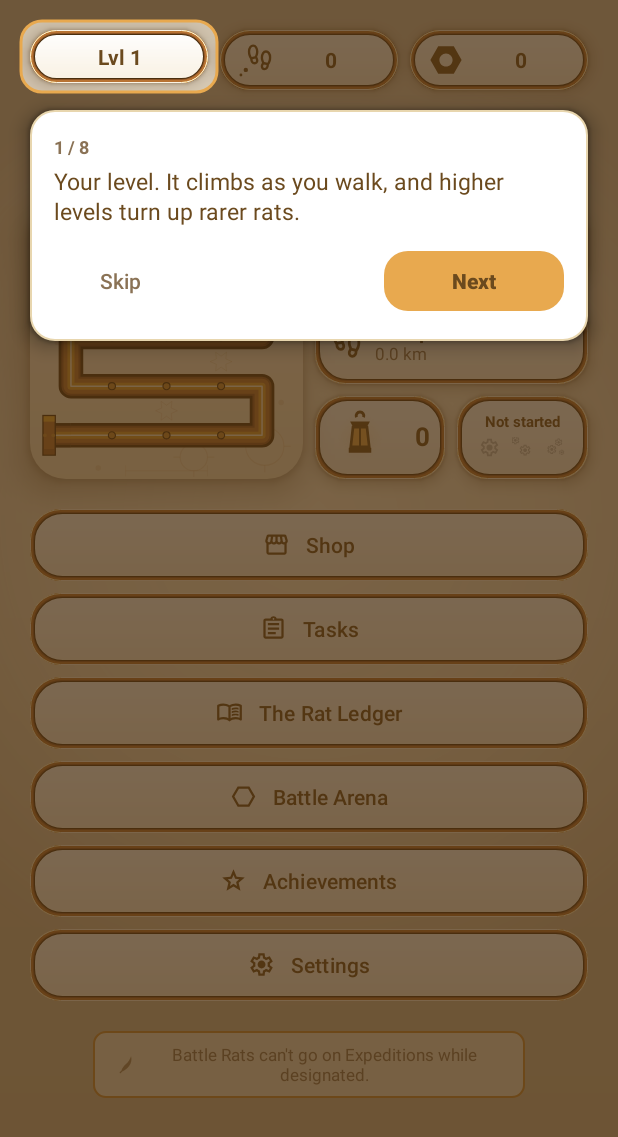
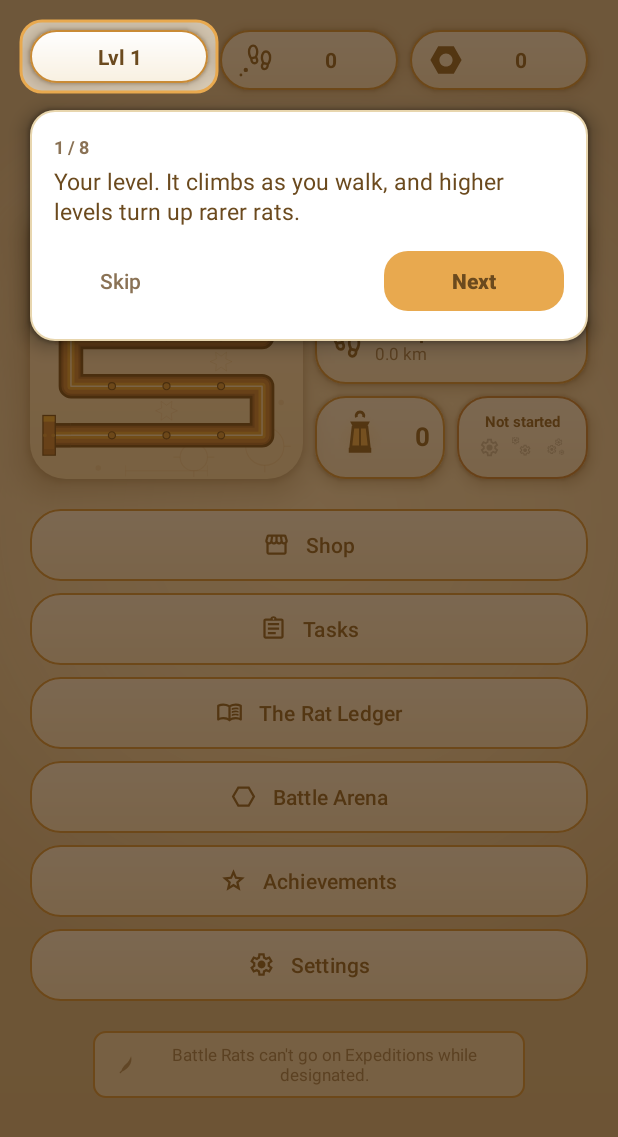
Before and after one commit to jmatts94-gif/RatKingRecon, an Android app: the MainActivity screen opened directly, with no data from a screen before it, on a phone screen of 412 x 824 dp. Shown: the top 1137 px of the screen. Run offline under Robolectric (Android 15) with nearby library versions, the light colour scheme and no system bars.

Commit message:
Revert "Give the home-screen tiles a real brass-pipe rim"
This reverts commit 8011b30e00691e7db1b5b8ae8ebf7a094fce631d.

```diff
--- a/app/src/main/res/drawable-night/bg_pill_arena.xml
+++ b/app/src/main/res/drawable-night/bg_pill_arena.xml
@@ -4,56 +4,17 @@
   which this mirrors for the same reason: the light version's end stop is a
   literal near-white hex that would otherwise fade this tile from card_white's
   dark value into a stray light patch at the bottom - panel_shade instead of
-  app_bg_end for the same reason that file uses it too. The brass-pipe rim
-  above that fill is copied verbatim from bg_pill_tan.xml's own night
-  version, for the same reason the light bg_pill_arena.xml gives.
+  app_bg_end for the same reason that file uses it too.
 -->
-<layer-list xmlns:android="http://schemas.android.com/apk/res/android">
-
-    <item>
-        <shape android:shape="rectangle">
+<shape xmlns:android="http://schemas.android.com/apk/res/android"
+    android:shape="rectangle">
     <gradient
         android:angle="270"
         android:startColor="@color/card_white"
         android:endColor="@color/panel_shade"
         android:type="linear" />
+    <stroke
+        android:width="1dp"
+        android:color="@color/copper" />
     <corners android:radius="20dp" />
 </shape>
-    </item>
-
-    <item>
-        <shape android:shape="rectangle">
-            <stroke android:width="3.4dp" android:color="@color/shadow_warm" />
-            <corners android:radius="20dp" />
-        </shape>
-    </item>
-
-    <item>
-        <shape android:shape="rectangle">
-            <stroke android:width="2.6dp" android:color="@color/copper_shadow" />
-            <corners android:radius="20dp" />
-        </shape>
-    </item>
-
-    <item>
-        <shape android:shape="rectangle">
-            <stroke android:width="1.8dp" android:color="@color/copper" />
-            <corners android:radius="20dp" />
-        </shape>
-    </item>
-
-    <item>
-        <shape android:shape="rectangle">
-            <stroke android:width="0.9dp" android:color="@color/brass_bright" />
-            <corners android:radius="20dp" />
-        </shape>
-    </item>
-
-    <item>
-        <shape android:shape="rectangle">
-            <stroke android:width="0.5dp" android:color="@color/cream" />
-            <corners android:radius="20dp" />
-        </shape>
-    </item>
-
-</layer-list>
--- a/app/src/main/res/drawable-night/bg_pill_tan.xml
+++ b/app/src/main/res/drawable-night/bg_pill_tan.xml
@@ -11,60 +11,21 @@
   percent off card_white in the same direction the light version's own stop
   is, just darker rather than lighter - and, unlike app_bg_end, not close
   enough to the page itself to undercut the pill's own contrast against it.
-  That is the only layer this file needs of its own - every ring above it is
-  copied verbatim from the light version, since shadow_warm is already
-  themed and copper/copper_shadow/brass_bright/cream deliberately are not
-  (see values-night/colors.xml's own comment on that). See the light
-  version's own comment for what the rings are and why they exist at all -
-  a small brass pipe's own cross-section traced around the tile, the same
-  five-tone recipe hatch_tunnel.xml renders its actual pipe with.
+
+  The stroke follows the light version's own brass-not-neutral swap too -
+  amber rather than card_border, at the same 1.5dp - so a pill reads as
+  trimmed in brass in both themes rather than only once the player turns
+  Dark Steampunk on.
 -->
-<layer-list xmlns:android="http://schemas.android.com/apk/res/android">
-
-    <item>
-        <shape android:shape="rectangle">
+<shape xmlns:android="http://schemas.android.com/apk/res/android"
+    android:shape="rectangle">
     <gradient
         android:angle="270"
         android:startColor="@color/card_white"
         android:endColor="@color/panel_shade"
         android:type="linear" />
+    <stroke
+        android:width="1.5dp"
+        android:color="@color/amber" />
     <corners android:radius="20dp" />
 </shape>
-    </item>
-
-    <item>
-        <shape android:shape="rectangle">
-            <stroke android:width="3.4dp" android:color="@color/shadow_warm" />
-            <corners android:radius="20dp" />
-        </shape>
-    </item>
-
-    <item>
-        <shape android:shape="rectangle">
-            <stroke android:width="2.6dp" android:color="@color/copper_shadow" />
-            <corners android:radius="20dp" />
-        </shape>
-    </item>
-
-    <item>
-        <shape android:shape="rectangle">
-            <stroke android:width="1.8dp" android:color="@color/copper" />
-            <corners android:radius="20dp" />
-        </shape>
-    </item>
-
-    <item>
-        <shape android:shape="rectangle">
-            <stroke android:width="0.9dp" android:color="@color/brass_bright" />
-            <corners android:radius="20dp" />
-        </shape>
-    </item>
-
-    <item>
-        <shape android:shape="rectangle">
-            <stroke android:width="0.5dp" android:color="@color/cream" />
-            <corners android:radius="20dp" />
-        </shape>
-    </item>
-
-</layer-list>
--- a/app/src/main/res/drawable/bg_pill_arena.xml
+++ b/app/src/main/res/drawable/bg_pill_arena.xml
@@ -7,60 +7,19 @@
   brass_bright, three medium-saturation metal tones, and there is no dark
   fill that reads as clearly distinct from all three at once. This uses
   bg_pill_tan's own light cream gradient instead - what every other tile on
-  this screen already sits on, and metal reads against cream at a glance.
-
-  The rim is bg_pill_tan's own brass-pipe ring, verbatim - see that
-  drawable's own comment for why it is five stroke-only layers rather than
-  one. Kept identical rather than reusing this tile's old single copper
-  stroke, so every tile on the home screen is trimmed the same way; the
-  fill and the badges on top are still what mark this one as the Arena's.
+  this screen already sits on, and metal reads against cream at a glance -
+  with a copper stroke kept as the one thing still marking this tile as the
+  Arena's, since the fill alone no longer does.
 -->
-<layer-list xmlns:android="http://schemas.android.com/apk/res/android">
-
-    <item>
-        <shape android:shape="rectangle">
+<shape xmlns:android="http://schemas.android.com/apk/res/android"
+    android:shape="rectangle">
     <gradient
         android:angle="270"
         android:startColor="@color/card_white"
         android:endColor="#F8F0E1"
         android:type="linear" />
+    <stroke
+        android:width="1dp"
+        android:color="@color/copper" />
     <corners android:radius="20dp" />
 </shape>
-    </item>
-
-    <item>
-        <shape android:shape="rectangle">
-            <stroke android:width="3.4dp" android:color="@color/shadow_warm" />
-            <corners android:radius="20dp" />
-        </shape>
-    </item>
-
-    <item>
-        <shape android:shape="rectangle">
-            <stroke android:width="2.6dp" android:color="@color/copper_shadow" />
-            <corners android:radius="20dp" />
-        </shape>
-    </item>
-
-    <item>
-        <shape android:shape="rectangle">
-            <stroke android:width="1.8dp" android:color="@color/copper" />
-            <corners android:radius="20dp" />
-        </shape>
-    </item>
-
-    <item>
-        <shape android:shape="rectangle">
-            <stroke android:width="0.9dp" android:color="@color/brass_bright" />
-            <corners android:radius="20dp" />
-        </shape>
-    </item>
-
-    <item>
-        <shape android:shape="rectangle">
-            <stroke android:width="0.5dp" android:color="@color/cream" />
-            <corners android:radius="20dp" />
-        </shape>
-    </item>
-
-</layer-list>
--- a/app/src/main/res/drawable/bg_pill_tan.xml
+++ b/app/src/main/res/drawable/bg_pill_tan.xml
@@ -1,7 +1,7 @@
 <?xml version="1.0" encoding="utf-8"?>
 <!--
-  Small rounded chip used by the header stats (level / steps / scrap), the
-  three tiles beside the hatch panel, and every home-screen nav button.
+  Small rounded chip used by the header stats (level / steps / scrap), and by
+  the same kind of count elsewhere.
 
   The fill is a very shallow top-to-bottom gradient rather than flat white:
   lighter at the top, a touch of warmth at the bottom, which is what reads as a
@@ -9,80 +9,28 @@
   the difference is a few percent, and it is meant to be felt rather than seen.
 
   The drop shadow is not here. A shape has no shadow of its own; it comes from
-  elevation on the view wearing this, whose outline Android takes from the
-  bottom layer's own corners - see the note on that below.
+  elevation on the view wearing this, whose outline Android takes from these
+  corners.
 
-  The rim is a small brass pipe's own cross-section now, not a single flat
-  stroke: five concentric rounded-rect outlines at shrinking width, the same
-  five-tone recipe (rim shadow, core shadow, lit copper body, brass sheen,
-  a near-white specular line) hatch_tunnel.xml already uses for the actual
-  pipe the rat travels down, just traced around a tile's own rounded corners
-  instead of along that pipe's centreline. "A little brass pipe running
-  round the tiles" was asked for directly; this is the same physical bevel
-  that drawable already renders, reused rather than a second technique
-  invented to say the same thing.
-
-  Every ring layer after the base is stroke-only and colour-referenced, not
-  a literal hex, so it needs no drawable-night counterpart of its own -
-  shadow_warm is already themed, and copper/copper_shadow/brass_bright/cream
-  are deliberately not (see values-night/colors.xml's own comment: a metal
-  tone is meant to look the same regardless of theme). Only the base layer's
-  fill still needs one, for the same #F8F0E1-is-a-literal reason
-  drawable-night/bg_pill_tan.xml's own comment already gives.
-
-  Elevation note: a LayerDrawable takes its auto-generated outline (what
-  gives a view's elevation an actual shadow to cast) from its bottom-most
-  layer, which is why that one is still a plain filled shape at the full
-  20dp radius and carries no stroke of its own - every ring drawn on top of
-  it is purely decorative and never touches what the view's own lift looks
-  like.
+  The stroke is amber_dark now, not card_border - "the light mode feels a
+  little beige" was this hairline pale-on-pale edge as much as it was
+  anything else: a near-white fill on a cream page with only a 1dp border a
+  couple of percent off either one gave every tile and nav button on the home
+  screen almost nothing to visually stand on. Widened to 1.5dp at the same
+  time, so the brass reads as a deliberate trim rather than a slightly bolder
+  hairline - the same accent family bg_battle_card_outer and the Recon Card
+  already draw their own frames from, so this pulls the app's most-seen
+  screen into that language rather than adding a new one.
 -->
-<layer-list xmlns:android="http://schemas.android.com/apk/res/android">
-
-    <item>
-        <shape android:shape="rectangle">
+<shape xmlns:android="http://schemas.android.com/apk/res/android"
+    android:shape="rectangle">
     <gradient
         android:angle="270"
         android:startColor="@color/card_white"
         android:endColor="#F8F0E1"
         android:type="linear" />
+    <stroke
+        android:width="1.5dp"
+        android:color="@color/amber_dark" />
     <corners android:radius="20dp" />
 </shape>
-    </item>
-
-    <item>
-        <shape android:shape="rectangle">
-            <stroke android:width="3.4dp" android:color="@color/shadow_warm" />
-            <corners android:radius="20dp" />
-        </shape>
-    </item>
-
-    <item>
-        <shape android:shape="rectangle">
-            <stroke android:width="2.6dp" android:color="@color/copper_shadow" />
-            <corners android:radius="20dp" />
-        </shape>
-    </item>
-
-    <item>
-        <shape android:shape="rectangle">
-            <stroke android:width="1.8dp" android:color="@color/copper" />
-            <corners android:radius="20dp" />
-        </shape>
-    </item>
-
-    <item>
-        <shape android:shape="rectangle">
-            <stroke android:width="0.9dp" android:color="@color/brass_bright" />
-            <corners android:radius="20dp" />
-        </shape>
-    </item>
-
-    <item>
-        <shape android:shape="rectangle">
-            <stroke android:width="0.5dp" android:color="@color/cream" />
-            <corners android:radius="20dp" />
-        </shape>
-    </item>
-
-</layer-list>
```
Lines whose indentation alone changed are shown as unchanged.
